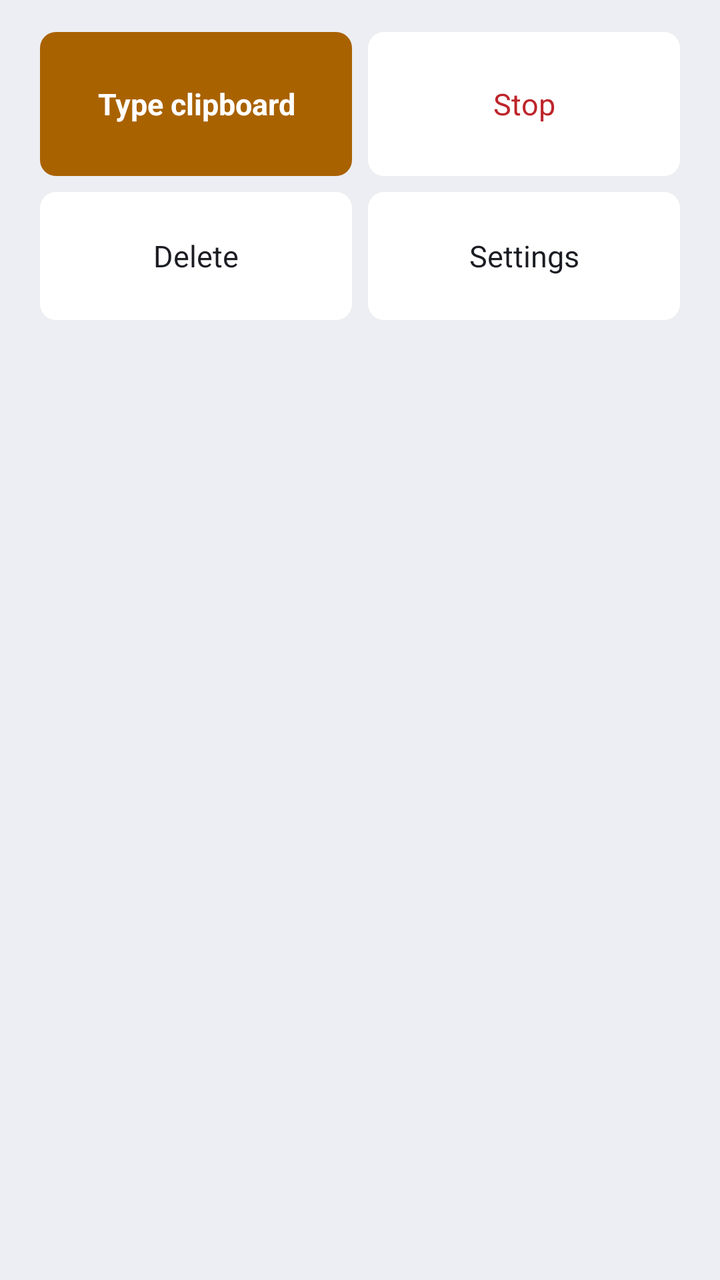
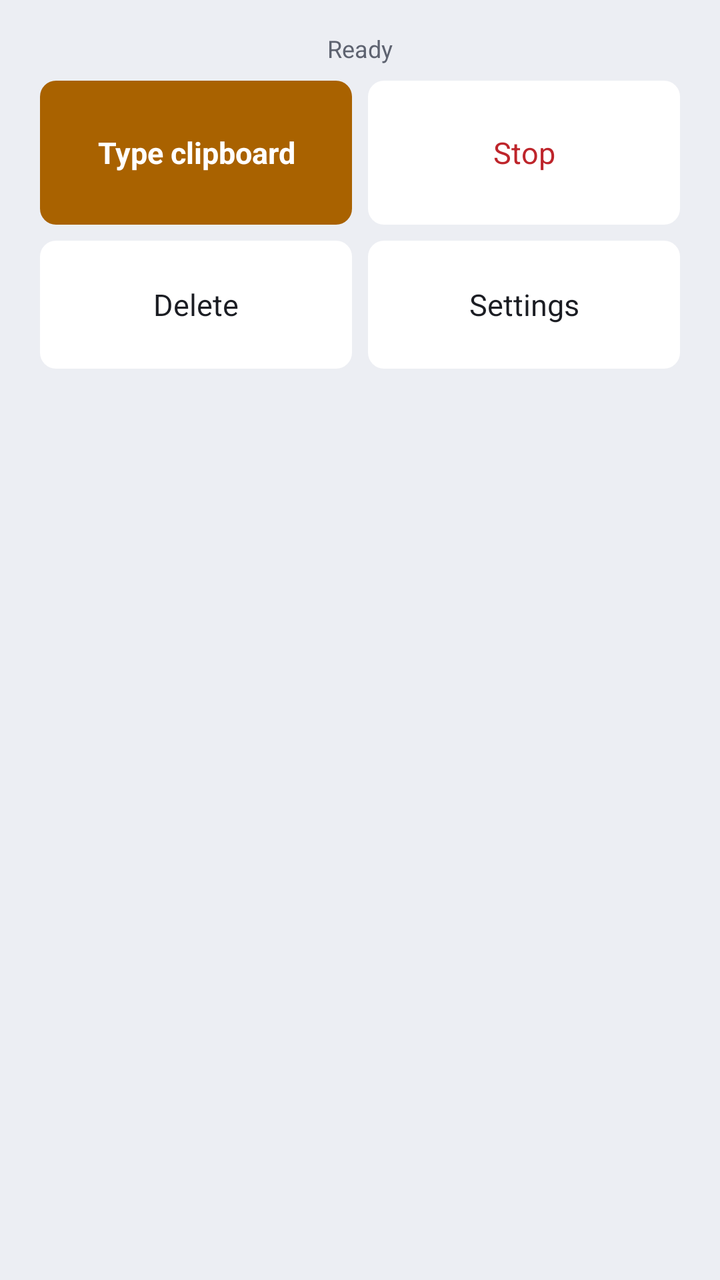

Two renders of the same Android screen: before a commit and after it. Below are the layout's source before the change and the commit's diff.
<!-- AndroidManifest.xml: application theme Theme.HumanTypingIME -->
<!-- res/layout/ime_layout_focus.xml -->
<?xml version="1.0" encoding="utf-8"?>
<LinearLayout xmlns:android="http://schemas.android.com/apk/res/android" android:layout_width="match_parent" android:layout_height="wrap_content" android:orientation="vertical" android:background="@color/bg_keyboard" android:padding="@dimen/space_m">
 <LinearLayout android:layout_width="match_parent" android:layout_height="wrap_content" android:orientation="horizontal">
  <TextView android:id="@+id/focus_btn_type" style="@style/ImeKeyPrimary" android:layout_width="0dp" android:layout_height="72dp" android:layout_weight="1" android:text="Type clipboard"/>
  <TextView android:id="@+id/focus_btn_stop" style="@style/ImeKeyDanger" android:layout_width="0dp" android:layout_height="72dp" android:layout_weight="1" android:text="Stop"/>
 </LinearLayout>
 <LinearLayout android:layout_width="match_parent" android:layout_height="wrap_content" android:layout_marginTop="@dimen/space_s" android:orientation="horizontal">
  <TextView android:id="@+id/focus_btn_backspace" style="@style/ImeKey" android:layout_width="0dp" android:layout_height="64dp" android:layout_weight="1" android:text="Delete"/>
  <TextView android:id="@+id/focus_btn_more" style="@style/ImeKey" android:layout_width="0dp" android:layout_height="64dp" android:layout_weight="1" android:text="Settings"/>
 </LinearLayout>
</LinearLayout>
<!-- resources referenced by this layout -->
<resources>
  <color name="bg_keyboard">#ECEEF3</color>
  <dimen name="space_m">16dp</dimen>
  <dimen name="space_s">8dp</dimen>
  <style name="ImeKey"><item name="android:layout_width">0dp</item><item name="android:layout_height">@dimen/key_min_height</item><item name="android:layout_marginHorizontal">@dimen/space_xs</item><item name="android:background">@drawable/bg_key</item><item name="android:gravity">center</item><item name="android:textColor">@color/text_primary</item><item name="android:textSize">@dimen/body_size</item><item name="android:clickable">true</item><item name="android:focusable">true</item></style>
  <style name="ImeKeyDanger" parent="ImeKey"><item name="android:textColor">@color/danger</item></style>
  <style name="ImeKeyPrimary" parent="ImeKey"><item name="android:background">@drawable/bg_key_accent</item><item name="android:textColor">@color/accent_on</item><item name="android:textStyle">bold</item></style>
  <style name="Theme.HumanTypingIME" parent="Theme.MaterialComponents.DayNight.NoActionBar">
          <item name="android:windowBackground">@color/bg_root</item>
          <item name="android:statusBarColor">@color/bg_root</item>
          <item name="android:navigationBarColor">@color/bg_root</item>
          <item name="android:windowLightStatusBar">false</item>
          <item name="colorPrimary">@color/accent</item>
          <item name="colorAccent">@color/accent</item>
          <item name="android:textColorPrimary">@color/text_primary</item>
          <item name="android:textColorSecondary">@color/text_secondary</item>
      </style>
  <dimen name="key_min_height">48dp</dimen>
  <dimen name="space_xs">4dp</dimen>
  <!-- drawable bg_key (drawable) -->
  <selector xmlns:android="http://schemas.android.com/apk/res/android">
      <item android:state_pressed="true"><shape android:shape="rectangle"><solid android:color="@color/key_bg_pressed"/><corners android:radius="@dimen/radius_s"/></shape></item>
      <item><shape android:shape="rectangle"><solid android:color="@color/key_bg"/><corners android:radius="@dimen/radius_s"/></shape></item>
  </selector>
  <color name="text_primary">#1B1D23</color>
  <dimen name="body_size">15sp</dimen>
  <color name="danger">#BE252B</color>
  <!-- drawable bg_key_accent (drawable) -->
  <selector xmlns:android="http://schemas.android.com/apk/res/android">
      <item android:state_pressed="true"><shape android:shape="rectangle"><solid android:color="@color/accent_dim"/><corners android:radius="@dimen/radius_s"/></shape></item>
      <item><shape android:shape="rectangle"><solid android:color="@color/accent"/><corners android:radius="@dimen/radius_s"/></shape></item>
  </selector>
  <color name="accent_on">#FFFFFF</color>
  <color name="bg_root">#F7F7FA</color>
  <color name="accent">#A96200</color>
  <color name="text_secondary">#5E6370</color>
  <color name="key_bg_pressed">#DDE0E7</color>
  <dimen name="radius_s">8dp</dimen>
  <color name="key_bg">#FFFFFF</color>
  <color name="accent_dim">#F4D6AC</color>
</resources>

<!-- the commit's change to res/layout/ime_layout_focus.xml (unified diff, before → after) -->
@@ -1,11 +1,12 @@
 <?xml version="1.0" encoding="utf-8"?>
 <LinearLayout xmlns:android="http://schemas.android.com/apk/res/android" android:layout_width="match_parent" android:layout_height="wrap_content" android:orientation="vertical" android:background="@color/bg_keyboard" android:padding="@dimen/space_m">
+ <TextView android:id="@+id/focus_tv_status" android:layout_width="match_parent" android:layout_height="wrap_content" android:layout_marginBottom="@dimen/space_s" android:gravity="center_horizontal" android:singleLine="true" android:text="Ready" android:textColor="@color/text_secondary" android:textSize="12sp" />
  <LinearLayout android:layout_width="match_parent" android:layout_height="wrap_content" android:orientation="horizontal">
-  <TextView android:id="@+id/focus_btn_type" style="@style/ImeKeyPrimary" android:layout_width="0dp" android:layout_height="72dp" android:layout_weight="1" android:text="Type clipboard"/>
-  <TextView android:id="@+id/focus_btn_stop" style="@style/ImeKeyDanger" android:layout_width="0dp" android:layout_height="72dp" android:layout_weight="1" android:text="Stop"/>
+  <TextView android:id="@+id/focus_btn_type" style="@style/ImeKeyPrimary" android:layout_width="0dp" android:layout_height="72dp" android:layout_weight="1" android:text="Type clipboard" />
+  <TextView android:id="@+id/focus_btn_stop" style="@style/ImeKeyDanger" android:layout_width="0dp" android:layout_height="72dp" android:layout_weight="1" android:text="Stop" />
  </LinearLayout>
  <LinearLayout android:layout_width="match_parent" android:layout_height="wrap_content" android:layout_marginTop="@dimen/space_s" android:orientation="horizontal">
-  <TextView android:id="@+id/focus_btn_backspace" style="@style/ImeKey" android:layout_width="0dp" android:layout_height="64dp" android:layout_weight="1" android:text="Delete"/>
-  <TextView android:id="@+id/focus_btn_more" style="@style/ImeKey" android:layout_width="0dp" android:layout_height="64dp" android:layout_weight="1" android:text="Settings"/>
+  <TextView android:id="@+id/focus_btn_backspace" style="@style/ImeKey" android:layout_width="0dp" android:layout_height="64dp" android:layout_weight="1" android:text="Delete" />
+  <TextView android:id="@+id/focus_btn_more" style="@style/ImeKey" android:layout_width="0dp" android:layout_height="64dp" android:layout_weight="1" android:text="Settings" />
  </LinearLayout>
 </LinearLayout>
